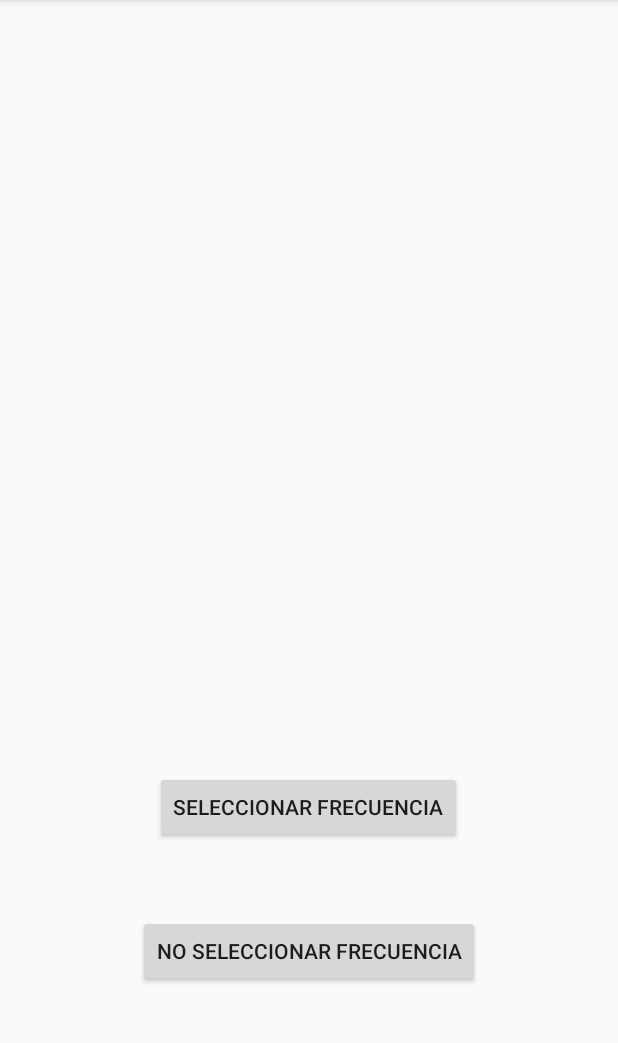
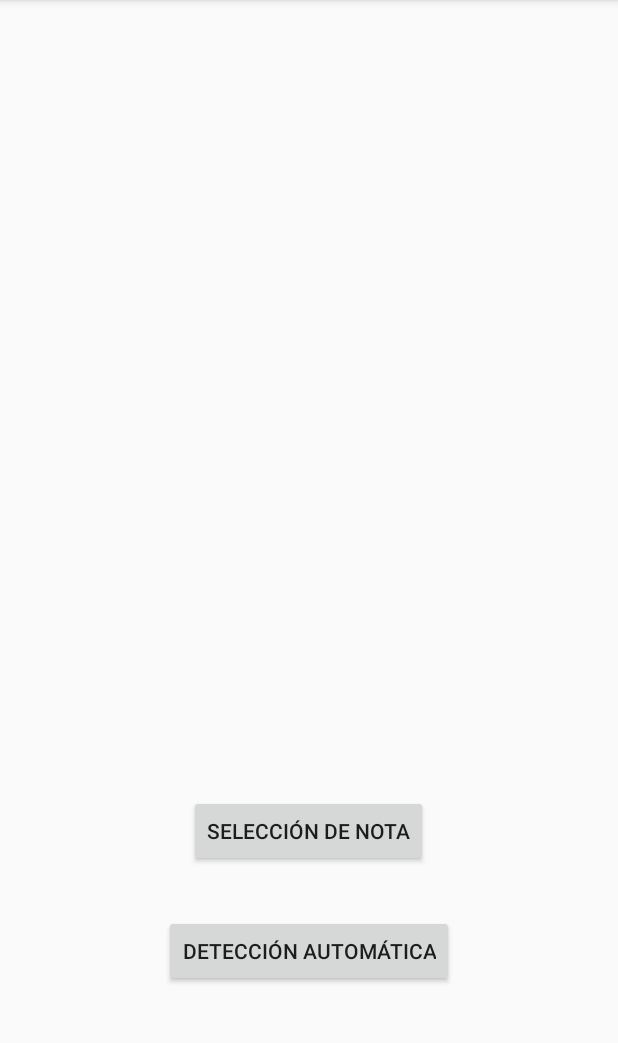
Before and after one commit to dcajal/lab-senal, an Android app: the screen it shows after launch (MainActivity), on a phone screen of 412 x 824 dp, the part 84-1127 px from its top. Run offline under Robolectric (Android 15) with nearby library versions, the phone set to English and light mode, and no system bars.

Commit message:
Bugs fixed and new interface

```diff
--- a/T1/Code/Afinador/app/src/main/java/com/diego/afinador/Notes.java
+++ b/T1/Code/Afinador/app/src/main/java/com/diego/afinador/Notes.java
@@ -91,6 +91,8 @@ public class Notes {
             // The note is the upper one of the pair
             if (currentNote == -1) { //The note is a C
                 dispNote = 0;
+            } else if (currentNote == 11) { //The note is a C (upper C)
+                dispNote = 0;
             } else {
                 dispNote = currentNote + 1;
             }
--- a/T1/Code/Afinador/app/src/main/res/layout/activity_main.xml
+++ b/T1/Code/Afinador/app/src/main/res/layout/activity_main.xml
@@ -10,10 +10,10 @@
         android:id="@+id/buttonSeleccionFrecuencia"
         android:layout_width="wrap_content"
         android:layout_height="wrap_content"
-        android:layout_above="@+id/buttonNoSeleccionFrecuencia"
+        android:layout_alignParentBottom="true"
         android:layout_centerHorizontal="true"
-        android:layout_marginBottom="48dp"
-        android:text="Seleccionar frecuencia" />
+        android:layout_marginBottom="190dp"
+        android:text="Selección de nota" />
 
     <Button
         android:id="@+id/buttonNoSeleccionFrecuencia"
@@ -22,5 +22,5 @@
         android:layout_alignParentBottom="true"
         android:layout_centerHorizontal="true"
         android:layout_marginBottom="110dp"
-        android:text="No seleccionar frecuencia" />
+        android:text="Detección automática" />
 </RelativeLayout>
--- a/T1/Code/Afinador/app/src/main/res/layout/activity_no_select_frecuency.xml
+++ b/T1/Code/Afinador/app/src/main/res/layout/activity_no_select_frecuency.xml
@@ -32,7 +32,7 @@
         android:layout_alignParentBottom="true"
         android:layout_centerHorizontal="true"
         android:layout_marginBottom="204dp"
-        android:text="Difference:"
+        android:text="Diferencia:"
         android:textSize="24sp" />
 
     <TextView
@@ -42,6 +42,6 @@
         android:layout_alignParentTop="true"
         android:layout_centerHorizontal="true"
         android:layout_marginTop="136dp"
-        android:text="Detected note:"
+        android:text="Nota detectada:"
         android:textSize="24sp" />
 </RelativeLayout>
```
